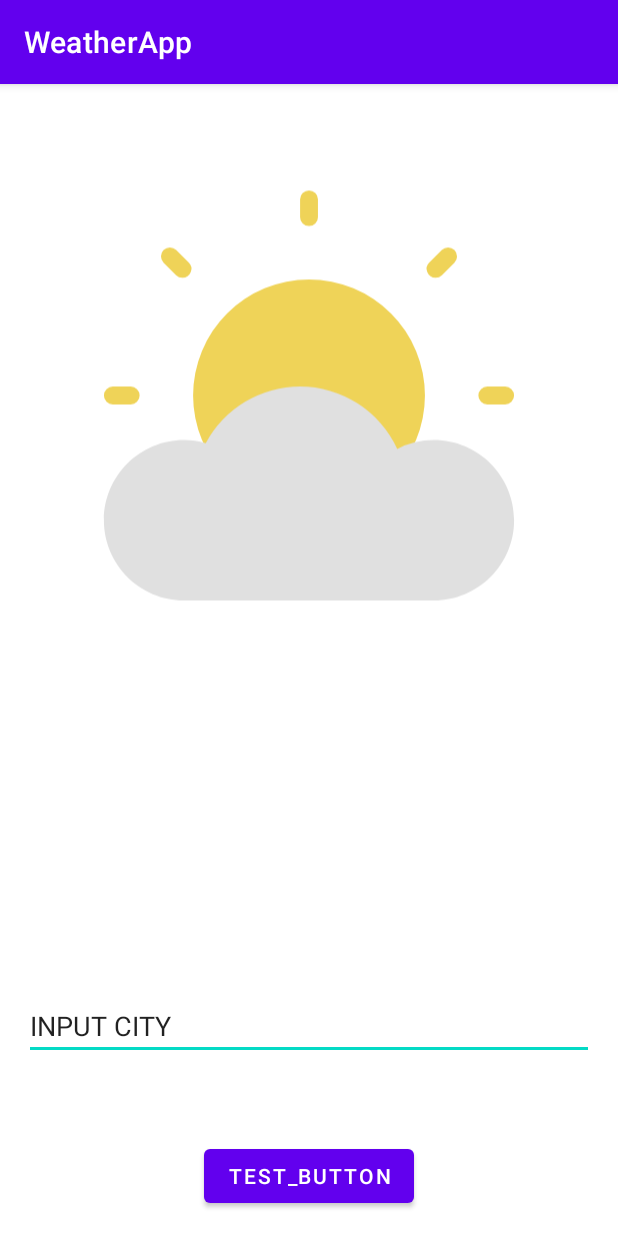
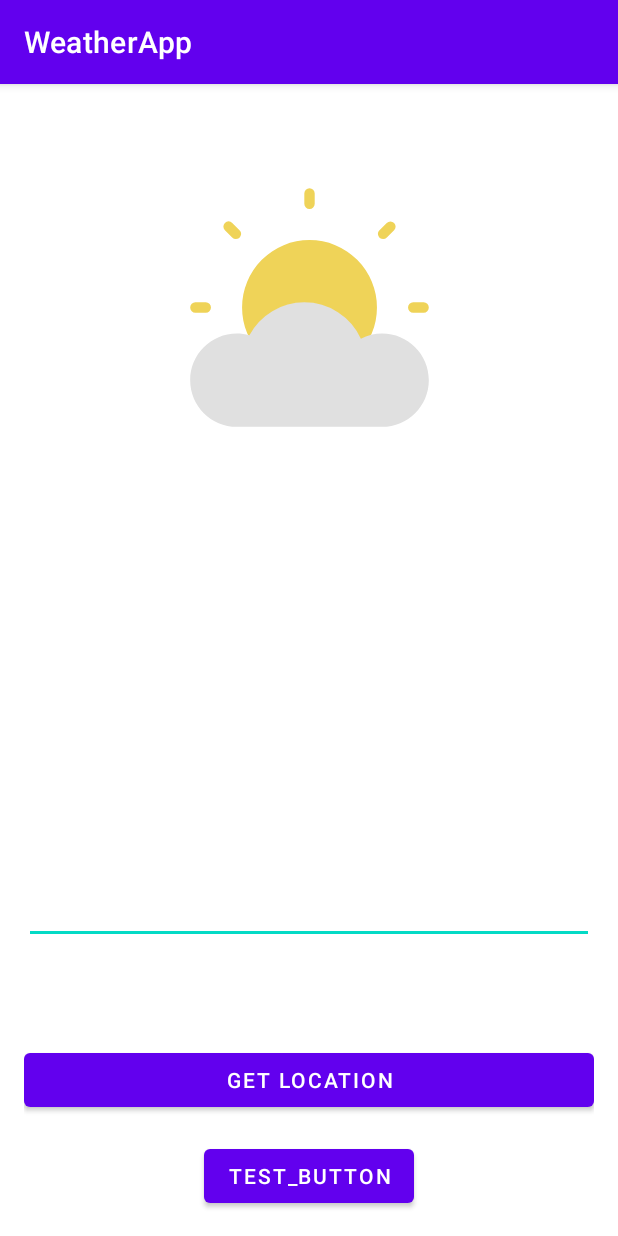
Before and after one commit to Pi4yka/WeatherApp, an Android app: the screen it shows after launch (MainActivity), on a phone screen of 412 x 824 dp. Run offline under Robolectric (Android 15) with nearby library versions, the phone set to English and light mode, and no system bars.

Commit message:
немного пофиксил код

```diff
--- a/app/build.gradle
+++ b/app/build.gradle
@@ -31,7 +31,7 @@ android {
     kotlinOptions {
         jvmTarget = '1.8'
     }
-    buildFeatures{
+    buildFeatures {
         viewBinding = true
     }
 }
@@ -59,4 +59,7 @@ dependencies {
     //Koin
     implementation "io.insert-koin:koin-android:3.3.3"
     implementation "io.insert-koin:koin-core:3.3.3"
+
+    //FusedLocationProviderClient
+    implementation 'com.google.android.gms:play-services-location:21.0.1'
 }
--- a/app/src/main/AndroidManifest.xml
+++ b/app/src/main/AndroidManifest.xml
@@ -2,6 +2,9 @@
 <manifest xmlns:android="http://schemas.android.com/apk/res/android"
     xmlns:tools="http://schemas.android.com/tools">
 
+    <uses-permission android:name="android.permission.ACCESS_FINE_LOCATION" />
+    <uses-permission android:name="android.permission.ACCESS_COARSE_LOCATION" />
+    <uses-permission android:name="android.permission.ACCESS_BACKGROUND_LOCATION" />
     <uses-permission android:name="android.permission.INTERNET" />
 
     <application
--- a/app/src/main/java/com/example/weatherapp/data/remote/weather/repository/WeatherRepository.kt
+++ b/app/src/main/java/com/example/weatherapp/data/remote/weather/repository/WeatherRepository.kt
@@ -5,5 +5,6 @@ import com.example.weatherapp.util.RequestResult
 import okhttp3.Request
 
 interface WeatherRepository {
-    suspend fun getCityWeather(city: String, apiKey: String): RequestResult<WeatherResponse>
+    suspend fun getCityWeather(city: String): RequestResult<WeatherResponse>
+
 }
--- a/app/src/main/java/com/example/weatherapp/data/remote/weather/repository/WeatherRepositoryImpl.kt
+++ b/app/src/main/java/com/example/weatherapp/data/remote/weather/repository/WeatherRepositoryImpl.kt
@@ -8,13 +8,14 @@ import kotlinx.coroutines.withContext
 import org.koin.dsl.module
 
 class WeatherRepositoryImpl(private val weatherService: WeatherService): WeatherRepository {
-    override suspend fun getCityWeather(city: String, apiKey: String): RequestResult<WeatherResponse>{
+    override suspend fun getCityWeather(city: String): RequestResult<WeatherResponse>{
         return withContext(Dispatchers.IO) {
             try {
-                RequestResult.Success(weatherService.getWeather(city, apiKey))
+                RequestResult.Success(weatherService.getWeatherCity(city))
             } catch (e: Exception) {
                 RequestResult.Error(e.message.orEmpty())
             }
         }
     }
+
 }
--- a/app/src/main/java/com/example/weatherapp/data/remote/weather/service/WeatherService.kt
+++ b/app/src/main/java/com/example/weatherapp/data/remote/weather/service/WeatherService.kt
@@ -6,7 +6,8 @@ import retrofit2.http.Path
 import retrofit2.http.Query
 interface WeatherService {
     @GET("weather")
-    suspend fun getWeather(@Query("q") city: String,
-    @Query("appid") apiKey: String,
+    suspend fun getWeatherCity(@Query("q") city: String,
+    @Query("appid") apiKey: String = "16c97ca138fc98a27271d4bea4b8b4b3",
     @Query("units") units: String = "metric"): WeatherResponse
+
 }
--- a/app/src/main/java/com/example/weatherapp/presentation/screen/weather/WeatherFragment.kt
+++ b/app/src/main/java/com/example/weatherapp/presentation/screen/weather/WeatherFragment.kt
@@ -32,19 +32,19 @@ class WeatherFragment : Fragment(R.layout.fragment_weather) {
     override fun onViewCreated(view: View, savedInstanceState: Bundle?) {
         super.onViewCreated(view, savedInstanceState)
 
-        val weatherResultObserver = Observer<String> { weather ->
-            bindingWeatherFragment.textView.text = weather
+        val weatherResultObserver = Observer<WeatherModel> { weather ->
+            bindingWeatherFragment.textView.text = weather.toString()
         }
 
         viewModel.weather.observe(viewLifecycleOwner, weatherResultObserver)
-        getWeather("Dedenevo")
+        getWeatherCity("Dedenevo")
 
-        bindingWeatherFragment.button.setOnClickListener {
+        bindingWeatherFragment.getCityButton.setOnClickListener {
             if (isInputEmpty()){
-                getWeather(bindingWeatherFragment.editText.text.toString())
+                getWeatherCity(bindingWeatherFragment.editText.text.toString())
             }
             else {
-                getWeather("Moscow")
+                getWeatherCity("Moscow")
             }
         }
     }
@@ -56,9 +56,13 @@ class WeatherFragment : Fragment(R.layout.fragment_weather) {
     private fun isInputEmpty(): Boolean =
         bindingWeatherFragment.editText.text.toString().isNotEmpty()
 
-    private fun getWeather(city: String) {
+    private fun getWeatherCity(city: String) {
         viewModel.getWeatherCity(city)
     }
+
+//    private fun getWeatherLocation(){
+//        viewModel.getWeatherLocation()
+//    }
 
     override fun onDestroyView() {
         super.onDestroyView()
--- a/app/src/main/java/com/example/weatherapp/presentation/screen/weather/WeatherFragmentViewModel.kt
+++ b/app/src/main/java/com/example/weatherapp/presentation/screen/weather/WeatherFragmentViewModel.kt
@@ -22,8 +22,7 @@ class WeatherFragmentViewModel(private val weatherRepo: WeatherRepository) : Vie
     fun getWeatherCity(city: String) {
         viewModelScope.launch(Dispatchers.IO) {
             when (val response = weatherRepo.getCityWeather(
-                city = city,
-                apiKey = "16c97ca138fc98a27271d4bea4b8b4b3"
+                city = city
             )) {
                 is RequestResult.Success -> {
                     weather.postValue(response.data.toModel()) // подписываться на модельку
--- a/app/src/main/java/com/example/weatherapp/presentation/screen/weather/entity/WeatherModel.kt
+++ b/app/src/main/java/com/example/weatherapp/presentation/screen/weather/entity/WeatherModel.kt
@@ -1,5 +1,5 @@
 package com.example.weatherapp.presentation.screen.weather.entity
 
 data class WeatherModel(
-    val temp: String,
+    val temp: String
 )
--- a/app/src/main/res/layout/fragment_weather.xml
+++ b/app/src/main/res/layout/fragment_weather.xml
@@ -10,16 +10,15 @@
         android:id="@+id/editText"
         android:layout_width="match_parent"
         android:layout_height="wrap_content"
-        android:text="INPUT CITY"
-        app:layout_constraintBottom_toTopOf="@+id/button"
+        app:layout_constraintBottom_toTopOf="@+id/getLocationButton"
         app:layout_constraintEnd_toEndOf="parent"
         app:layout_constraintStart_toStartOf="parent"
         app:layout_constraintTop_toBottomOf="@+id/textView" />
 
     <ImageView
         android:id="@+id/imageView"
-        android:layout_width="285dp"
-        android:layout_height="343dp"
+        android:layout_width="166dp"
+        android:layout_height="226dp"
         android:layout_marginTop="36dp"
         android:src="@drawable/test_cloud"
         app:layout_constraintEnd_toEndOf="parent"
@@ -30,17 +29,27 @@
         android:id="@+id/textView"
         android:layout_width="wrap_content"
         android:layout_height="wrap_content"
-        app:layout_constraintBottom_toTopOf="@+id/button"
+        app:layout_constraintBottom_toTopOf="@+id/getLocationButton"
         app:layout_constraintEnd_toEndOf="parent"
         app:layout_constraintStart_toStartOf="parent"
         app:layout_constraintTop_toBottomOf="@+id/imageView" />
 
     <Button
-        android:id="@+id/button"
+        android:id="@+id/getLocationButton"
+        android:layout_width="match_parent"
+        android:layout_height="wrap_content"
+        android:text="Get location"
+        android:layout_marginBottom="16dp"
+        app:layout_constraintBottom_toTopOf="@+id/getCityButton"
+        app:layout_constraintEnd_toEndOf="parent"
+        app:layout_constraintStart_toStartOf="parent" />
+
+    <Button
+        android:id="@+id/getCityButton"
         android:layout_width="wrap_content"
         android:layout_height="wrap_content"
+        android:text="TEST_BUTTON"
         android:layout_marginBottom="16dp"
-        android:text="TEST_BUTTON"
         app:layout_constraintBottom_toBottomOf="parent"
         app:layout_constraintEnd_toEndOf="parent"
         app:layout_constraintStart_toStartOf="parent" />
--- a/app/src/main/res/layout/weather_fragment.xml
+++ /dev/null
@@ -1,8 +0,0 @@
-<?xml version="1.0" encoding="utf-8"?>
-<androidx.constraintlayout.widget.ConstraintLayout xmlns:android="http://schemas.android.com/apk/res/android"
-    android:layout_width="match_parent"
-    android:layout_height="match_parent">
-
-
-
-</androidx.constraintlayout.widget.ConstraintLayout>
```
